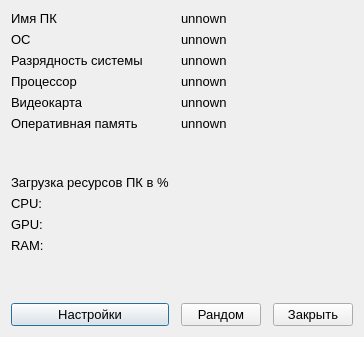
Before: the Qt Designer form pcview.ui in Onis-dwa/PracticeServer, drawn with Qt 5.
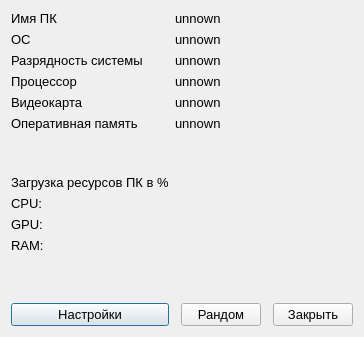
After: the same form once the commit is applied.

Commit message: fix display static data in ui if resize

The edit to the form file:
```diff
--- a/pcview.ui
+++ b/pcview.ui
@@ -111,42 +111,6 @@
      </property>
     </widget>
    </item>
-   <item row="3" column="2" colspan="3">
-    <widget class="QLabel" name="CPU">
-     <property name="font">
-      <font>
-       <pointsize>10</pointsize>
-      </font>
-     </property>
-     <property name="text">
-      <string>unnown</string>
-     </property>
-    </widget>
-   </item>
-   <item row="4" column="2" colspan="3">
-    <widget class="QLabel" name="GPU">
-     <property name="font">
-      <font>
-       <pointsize>10</pointsize>
-      </font>
-     </property>
-     <property name="text">
-      <string>unnown</string>
-     </property>
-    </widget>
-   </item>
-   <item row="1" column="2" colspan="3">
-    <widget class="QLabel" name="OS">
-     <property name="font">
-      <font>
-       <pointsize>10</pointsize>
-      </font>
-     </property>
-     <property name="text">
-      <string>unnown</string>
-     </property>
-    </widget>
-   </item>
    <item row="11" column="2">
     <widget class="QLabel" name="lremoterun">
      <property name="font">
@@ -165,42 +129,6 @@
      </property>
     </widget>
    </item>
-   <item row="0" column="2" colspan="3">
-    <widget class="QLabel" name="PCName">
-     <property name="font">
-      <font>
-       <pointsize>10</pointsize>
-      </font>
-     </property>
-     <property name="text">
-      <string>unnown</string>
-     </property>
-    </widget>
-   </item>
-   <item row="2" column="2" colspan="3">
-    <widget class="QLabel" name="Bit">
-     <property name="font">
-      <font>
-       <pointsize>10</pointsize>
-      </font>
-     </property>
-     <property name="text">
-      <string>unnown</string>
-     </property>
-    </widget>
-   </item>
-   <item row="5" column="2" colspan="3">
-    <widget class="QLabel" name="RAM">
-     <property name="font">
-      <font>
-       <pointsize>10</pointsize>
-      </font>
-     </property>
-     <property name="text">
-      <string>unnown</string>
-     </property>
-    </widget>
-   </item>
    <item row="6" column="0" colspan="5">
     <spacer name="verticalSpacer">
      <property name="orientation">
@@ -343,6 +271,78 @@
      </property>
     </widget>
    </item>
+   <item row="5" column="1" colspan="4">
+    <widget class="QLabel" name="RAM">
+     <property name="font">
+      <font>
+       <pointsize>10</pointsize>
+      </font>
+     </property>
+     <property name="text">
+      <string>unnown</string>
+     </property>
+    </widget>
+   </item>
+   <item row="4" column="1" colspan="4">
+    <widget class="QLabel" name="GPU">
+     <property name="font">
+      <font>
+       <pointsize>10</pointsize>
+      </font>
+     </property>
+     <property name="text">
+      <string>unnown</string>
+     </property>
+    </widget>
+   </item>
+   <item row="3" column="1" colspan="4">
+    <widget class="QLabel" name="CPU">
+     <property name="font">
+      <font>
+       <pointsize>10</pointsize>
+      </font>
+     </property>
+     <property name="text">
+      <string>unnown</string>
+     </property>
+    </widget>
+   </item>
+   <item row="2" column="1" colspan="4">
+    <widget class="QLabel" name="Bit">
+     <property name="font">
+      <font>
+       <pointsize>10</pointsize>
+      </font>
+     </property>
+     <property name="text">
+      <string>unnown</string>
+     </property>
+    </widget>
+   </item>
+   <item row="1" column="1" colspan="4">
+    <widget class="QLabel" name="OS">
+     <property name="font">
+      <font>
+       <pointsize>10</pointsize>
+      </font>
+     </property>
+     <property name="text">
+      <string>unnown</string>
+     </property>
+    </widget>
+   </item>
+   <item row="0" column="1" colspan="4">
+    <widget class="QLabel" name="PCName">
+     <property name="font">
+      <font>
+       <pointsize>10</pointsize>
+      </font>
+     </property>
+     <property name="text">
+      <string>unnown</string>
+     </property>
+    </widget>
+   </item>
   </layout>
  </widget>
  <resources/>
```
